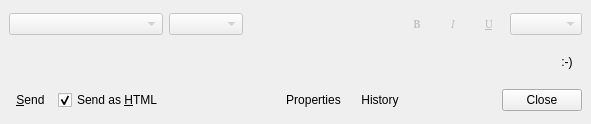
Above: modules/chat/rzxchat.ui from Fruneau/qRezix before the change. Below: the same form after it.
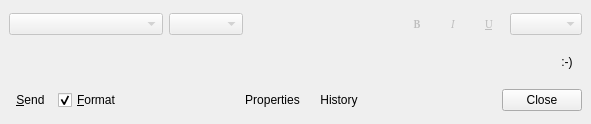
That is the form after the change. Custom widgets are drawn as their Qt base class.

Commit message: AmÃ©liore la prise en charge du html... mais c'est encore loin d'Ãªtre parfait :/ Par contre lÃ , je vois vraiment pas comment faire mieux

```diff
--- a/modules/chat/rzxchat.ui
+++ b/modules/chat/rzxchat.ui
@@ -85,7 +85,7 @@
         <string>&lt;h3>Send as HTML&lt;/h3>&lt;p>When this case is checked, you can format your text&lt;/p>&lt;p>&lt;b>Warning : &lt;/b>some clients don't support HTML...&lt;/p></string>
        </property>
        <property name="text" >
-        <string>Send as &amp;HTML</string>
+        <string>&amp;Format</string>
        </property>
        <property name="shortcut" >
         <string>Alt+H</string>
```
Left out of the diff: 2 changed lines with no effect on the pictures. The commit also changes 5 other files.
